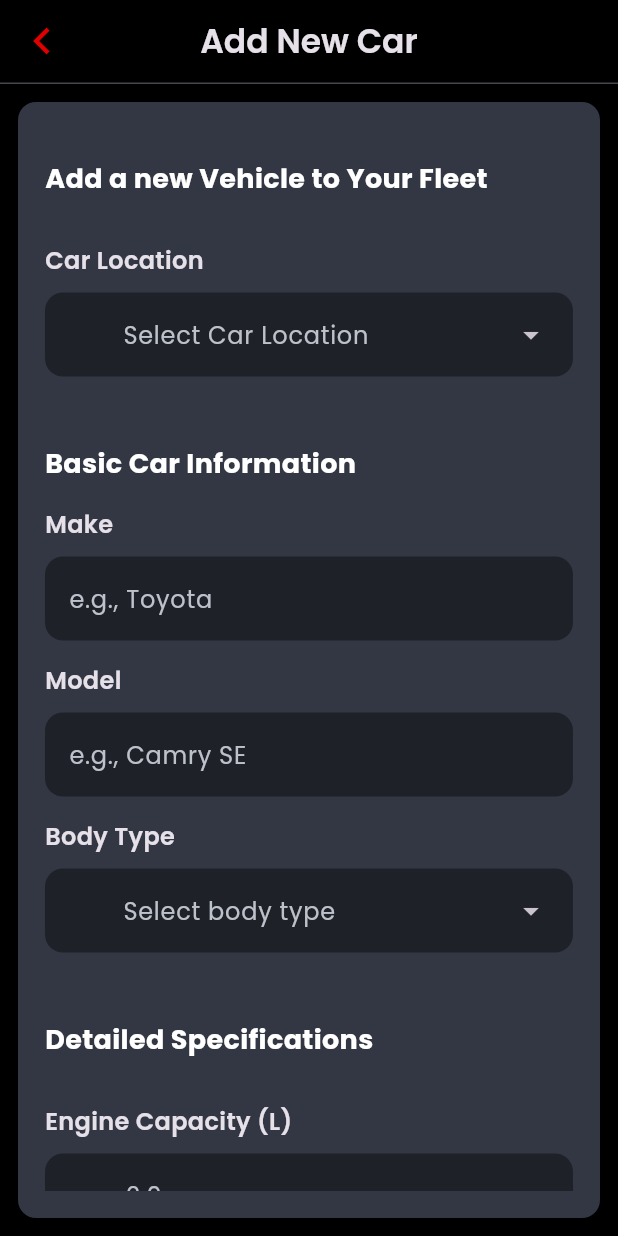
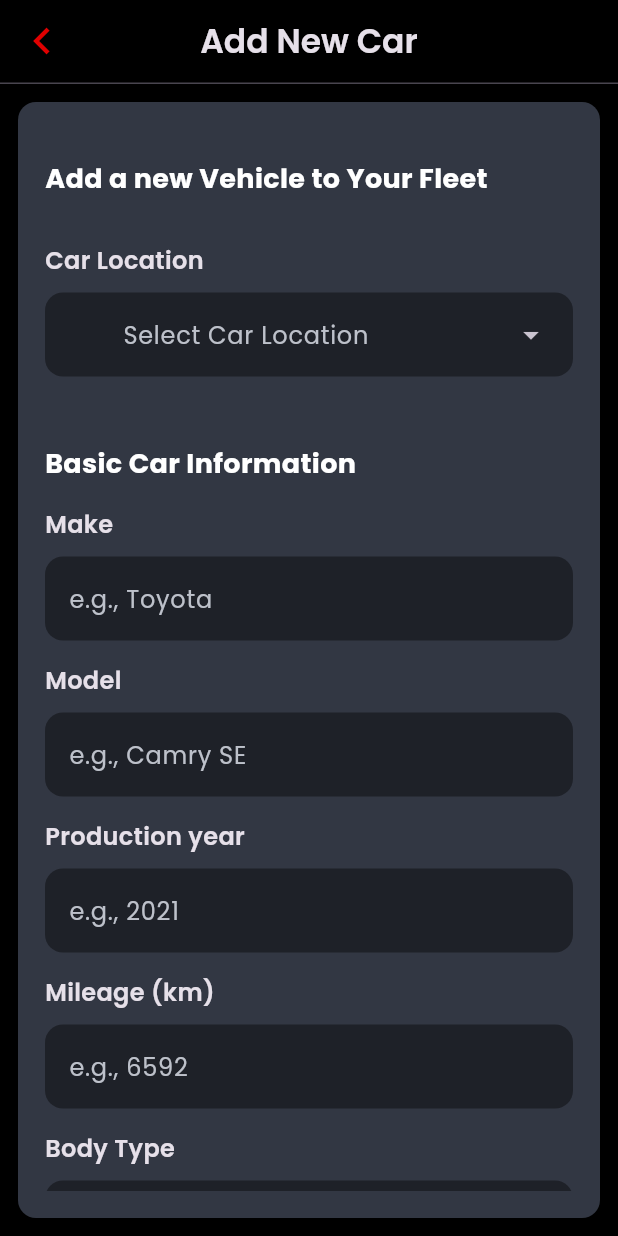
Before and after one commit to kuba122388/Vrooom, a Flutter app: the AddNewCar screen opened by its route, on a phone screen of 412 x 824 dp. Run offline on Flutter 3.47's test engine with Material 3 defaults, Android fonts, the phone set to English and light mode, and no system bars; our stand-ins replace dartz, dio, dotted_border, flutter_bloc, flutter_map, flutter_secure_storage and 7 more; accounts and stored records are empty; network calls fail; project files that could hold a hidden picture were left out.

Commit message:
Feature: Add mileage and car production year fields to add car page (#52)

```diff
--- a/lib/presentation/admin/car_management/pages/add_new_car.dart
+++ b/lib/presentation/admin/car_management/pages/add_new_car.dart
@@ -46,6 +46,8 @@ class _AddNewCarState extends State<AddNewCar> {
   final TextEditingController _yearController = TextEditingController();
   final TextEditingController _colorController = TextEditingController();
   final TextEditingController _plateController = TextEditingController();
+  final TextEditingController _mileageController = TextEditingController();
+  final TextEditingController _productionYearController = TextEditingController();
 
   bool _isLoading = false;
   String? _errorMessage;
@@ -168,6 +170,8 @@ class _AddNewCarState extends State<AddNewCar> {
       final numberOfSeats = int.tryParse(_selectedSeats!) ?? 0;
       final numberOfDoors = int.tryParse(_numberOfDoorsController.text) ?? 0;
       final wheelSize = int.tryParse(_wheelSizeController.text) ?? 0;
+      final productionYear = int.tryParse(_productionYearController.text) ?? 0;
+      final mileage = int.tryParse(_mileageController.text) ?? 0;
 
       List<Equipment> equipment =  [];
       for(String name in _selectedEquipment){
@@ -189,9 +193,9 @@ class _AddNewCarState extends State<AddNewCar> {
         averageConsumption: averageConsumption,
         numberOfSeats: numberOfSeats,
         numberOfDoors: numberOfDoors,
-        productionYear: 2020,
+        productionYear: productionYear,
         description: _descriptionController.text,
-        mileage: 0,
+        mileage: mileage,
         vehicleImage: "",
         availabilityStatus: availableForRent ? 'Available' : 'Not Available',
         wheelSize: wheelSize,
@@ -315,6 +319,18 @@ class _AddNewCarState extends State<AddNewCar> {
                       hintText: 'e.g., Camry SE',
                       label: "Model",
                       validator: _validateRequired,
+                    ),
+                    CustomTextField(
+                      controller: _productionYearController,
+                      hintText: 'e.g., 2021',
+                      label: "Production year",
+                      validator: _validateNumber,
+                    ),
+                    CustomTextField(
+                      controller: _mileageController,
+                      hintText: 'e.g., 6592',
+                      label: "Mileage (km)",
+                      validator: _validateNumber,
                     ),
                     CustomDropdownMenu(
                       items: bodyTypes,
```
